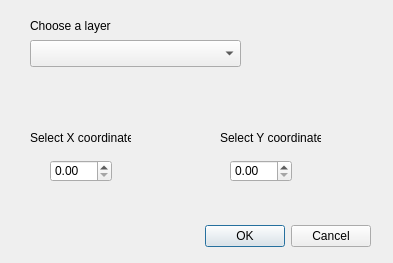
The window that coordinate_plotter/Coordinate_Plotter_dialog_base.ui (ithompson3629/Coordinate_Plotter_QGIS_Plugin) describes before a commit, drawn with Qt 5.
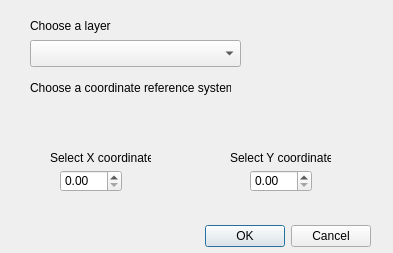
The same window after the commit. Custom widgets are drawn as their Qt base class.

```diff
--- a/coordinate_plotter/Coordinate_Plotter_dialog_base.ui
+++ b/coordinate_plotter/Coordinate_Plotter_dialog_base.ui
@@ -7,7 +7,7 @@
     <x>0</x>
     <y>0</y>
     <width>393</width>
-    <height>263</height>
+    <height>253</height>
    </rect>
   </property>
   <property name="windowTitle">
@@ -55,8 +55,8 @@
   <widget class="QLabel" name="label_2">
    <property name="geometry">
     <rect>
-     <x>30</x>
-     <y>130</y>
+     <x>50</x>
+     <y>150</y>
      <width>101</width>
      <height>16</height>
     </rect>
@@ -68,8 +68,8 @@
   <widget class="QLabel" name="label_3">
    <property name="geometry">
     <rect>
-     <x>220</x>
-     <y>130</y>
+     <x>230</x>
+     <y>150</y>
      <width>101</width>
      <height>16</height>
     </rect>
@@ -81,8 +81,8 @@
   <widget class="QDoubleSpinBox" name="doubleSpinBox">
    <property name="geometry">
     <rect>
-     <x>50</x>
-     <y>160</y>
+     <x>60</x>
+     <y>170</y>
      <width>62</width>
      <height>22</height>
     </rect>
@@ -91,13 +91,36 @@
   <widget class="QDoubleSpinBox" name="doubleSpinBox_2">
    <property name="geometry">
     <rect>
-     <x>230</x>
-     <y>160</y>
+     <x>250</x>
+     <y>170</y>
      <width>62</width>
      <height>22</height>
     </rect>
    </property>
   </widget>
+  <widget class="QgsProjectionSelectionWidget" name="mQgsProjectionSelectionWidget">
+   <property name="geometry">
+    <rect>
+     <x>30</x>
+     <y>100</y>
+     <width>241</width>
+     <height>27</height>
+    </rect>
+   </property>
+  </widget>
+  <widget class="QLabel" name="label_4">
+   <property name="geometry">
+    <rect>
+     <x>30</x>
+     <y>80</y>
+     <width>201</width>
+     <height>16</height>
+    </rect>
+   </property>
+   <property name="text">
+    <string>Choose a coordinate reference system</string>
+   </property>
+  </widget>
  </widget>
  <customwidgets>
   <customwidget>
@@ -105,6 +128,11 @@
    <extends>QComboBox</extends>
    <header>qgsmaplayercombobox.h</header>
   </customwidget>
+  <customwidget>
+   <class>QgsProjectionSelectionWidget</class>
+   <extends>QWidget</extends>
+   <header>qgsprojectionselectionwidget.h</header>
+  </customwidget>
  </customwidgets>
  <resources/>
  <connections>
```
